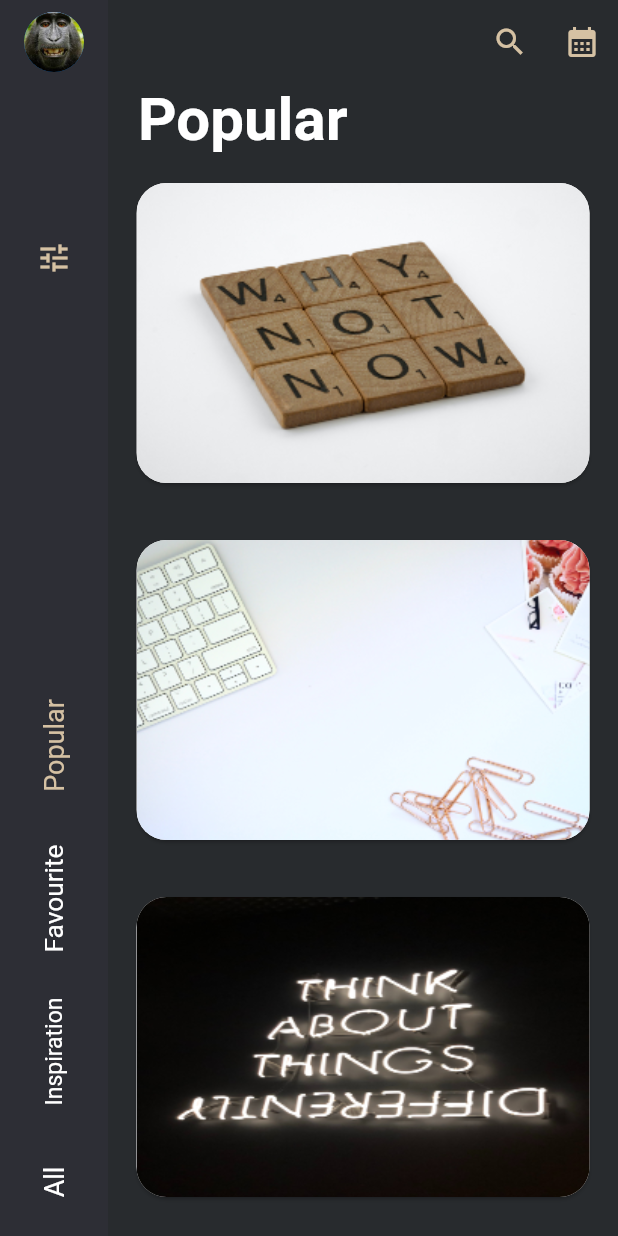
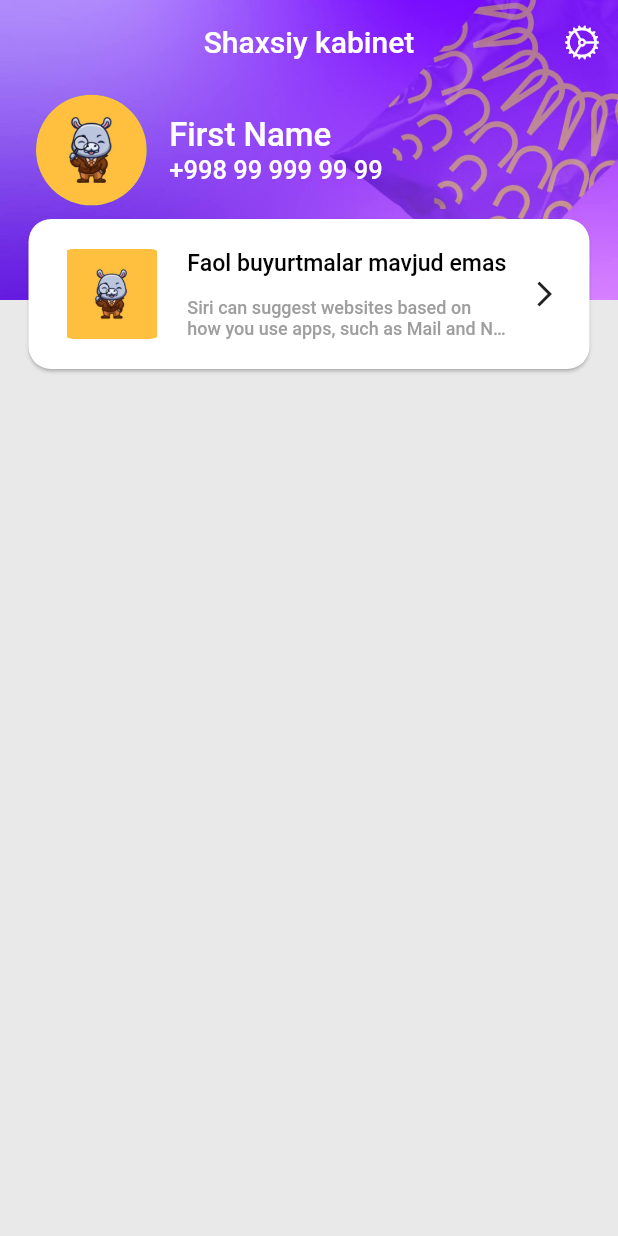
Before and after one commit to axiy1218/flutter_app, a Flutter app: the screen it shows after launch, on a phone screen of 412 x 824 dp. Run offline on Flutter 3.47's test engine with Material 2 defaults, Android fonts, the phone set to English and light mode, and no system bars; our stand-ins replace date_format, flutter_speed_dial.

Commit message:
-sliver app bar

```diff
--- /dev/null
+++ b/lib/lesson8/slivers/slivers_page.dart
@@ -0,0 +1,194 @@
+import 'package:flutter/cupertino.dart';
+import 'package:flutter/material.dart';
+
+class SliversPage extends StatefulWidget {
+  const SliversPage({super.key});
+
+  @override
+  State<SliversPage> createState() => _SliversPageState();
+}
+
+class _SliversPageState extends State<SliversPage> {
+  @override
+  Widget build(BuildContext context) {
+    return Scaffold(
+      backgroundColor: const Color(0xFFE9E9EA),
+      body: CustomScrollView(
+        physics: const BouncingScrollPhysics(
+            parent: AlwaysScrollableScrollPhysics()),
+        slivers: [
+          //& sliver app bar
+          SliverAppBar(
+            centerTitle: true,
+            backgroundColor: Colors.transparent,
+            elevation: .0,
+            title: const Text('Shaxsiy kabinet'),
+            actions: [
+              IconButton(
+                  onPressed: () {}, icon: const Icon(CupertinoIcons.settings))
+            ],
+            primary: true,
+            pinned: false,
+            floating: true,
+            bottom: PreferredSize(
+                preferredSize: const Size(double.infinity, 100),
+                child: Transform.translate(
+                    offset: const Offset(0, 50),
+                    child: const _CustomListTile())),
+            snap: false,
+            stretch: true,
+            expandedHeight: 200,
+            flexibleSpace: FlexibleSpaceBar(
+              stretchModes: const [
+                StretchMode.blurBackground,
+                StretchMode.zoomBackground,
+                // StretchMode.fadeTitle
+              ],
+              background: DecoratedBox(
+                position: DecorationPosition.background,
+                decoration: const BoxDecoration(
+                  image: DecorationImage(
+                    image: AssetImage(
+                      'assets/image/background_image.jpg',
+                    ),
+                    fit: BoxFit.cover,
+                  ),
+                ),
+                child: Padding(
+                  padding: const EdgeInsets.only(left: 20),
+                  child: SizedBox(
+                    height: 80,
+                    width: double.infinity,
+                    child: Card(
+                      elevation: .0,
+                      color: Colors.transparent,
+                      child: Row(
+                        children: [
+                          const Expanded(
+                              flex: 2,
+                              child: CircleAvatar(
+                                radius: 40,
+                                backgroundImage: AssetImage(
+                                  'assets/image/avatar.jpg',
+                                ),
+                              )),
+                          const SizedBox(
+                            width: 15,
+                          ),
+                          Expanded(
+                              flex: 8,
+                              child: Column(
+                                mainAxisAlignment: MainAxisAlignment.center,
+                                crossAxisAlignment: CrossAxisAlignment.start,
+                                children: const [
+                                  Text(
+                                    'First Name',
+                                    style: TextStyle(
+                                        fontSize: 22,
+                                        fontWeight: FontWeight.w500,
+                                        color: Colors.white),
+                                  ),
+                                  Text(
+                                    '+998 99 999 99 99',
+                                    style: TextStyle(
+                                        fontSize: 17,
+                                        fontWeight: FontWeight.w500,
+                                        color: Colors.white),
+                                  )
+                                ],
+                              ))
+                        ],
+                      ),
+                    ),
+                  ),
+                ),
+              ),
+            ),
+          ),
+          // SliverPadding(
+          //   padding: const EdgeInsets.symmetric(horizontal: 10),
+          //   sliver: SliverToBoxAdapter(
+          //     child:
+          //   ),
+          // ),
+          const SliverFillRemaining()
+        ],
+      ),
+    );
+  }
+}
+
+//* Custom List Tile Widget
+class _CustomListTile extends StatelessWidget {
+  const _CustomListTile();
+
+  @override
+  Widget build(BuildContext context) {
+    return Padding(
+      padding: const EdgeInsets.symmetric(horizontal: 15),
+      child: Card(
+        shape: RoundedRectangleBorder(borderRadius: BorderRadius.circular(15)),
+        child: SizedBox(
+          height: 100,
+          width: double.infinity,
+          child: Padding(
+            padding: const EdgeInsets.symmetric(horizontal: 20, vertical: 20),
+            child: Row(
+              children: [
+                Expanded(
+                    flex: 2,
+                    child: ClipRRect(
+                      borderRadius: BorderRadius.circular(10),
+                      child: const Image(
+                        width: 80,
+                        image: AssetImage(
+                          'assets/image/avatar.jpg',
+                        ),
+                      ),
+                    )),
+                const SizedBox(
+                  width: 15,
+                ),
+                Expanded(
+                    flex: 6,
+                    child: Column(
+                      mainAxisAlignment: MainAxisAlignment.spaceBetween,
+                      crossAxisAlignment: CrossAxisAlignment.start,
+                      children: const [
+                        FittedBox(
+                          child: Text(
+                            'Faol buyurtmalar mavjud emas',
+                            style: TextStyle(
+                                fontSize: 16,
+                                fontWeight: FontWeight.w500,
+                                color: Colors.black),
+                          ),
+                        ),
+                        Text(
+                          'Siri can suggest websites based on how you use apps, such as Mail and News. You can change this in System Settings.',
+                          maxLines: 2,
+                          overflow: TextOverflow.ellipsis,
+                          style: TextStyle(
+                              fontSize: 12,
+                              fontWeight: FontWeight.w500,
+                              color: Colors.grey),
+                        )
+                      ],
+                    )),
+                Expanded(
+                    flex: 1,
+                    child: Container(
+                      alignment: Alignment.centerRight,
+                      child: const Icon(
+                        Icons.arrow_forward_ios,
+                        size: 20,
+                      ),
+                    ))
+              ],
+            ),
+          ),
+        ),
+      ),
+    );
+  }
+}
--- a/lib/main.dart
+++ b/lib/main.dart
@@ -1,5 +1,5 @@
 import 'package:flutter/material.dart';
-import 'package:flutter_app/lesson8/rail_view.dart';
+import 'package:flutter_app/lesson8/slivers/slivers_page.dart';
 
 /*
 Created by Axmadjon Isaqov on 15:38:20 24.01.2023
@@ -24,7 +24,7 @@ class MyApp extends StatelessWidget {
         primarySwatch: Colors.blue,
       ),
       debugShowCheckedModeBanner: false,
-      home: const RailView(),
+      home: const SliversPage(),
     );
   }
 }
```
Also changed, not shown: assets/image/avatar.jpg (added), assets/image/background_image.jpg (added).
